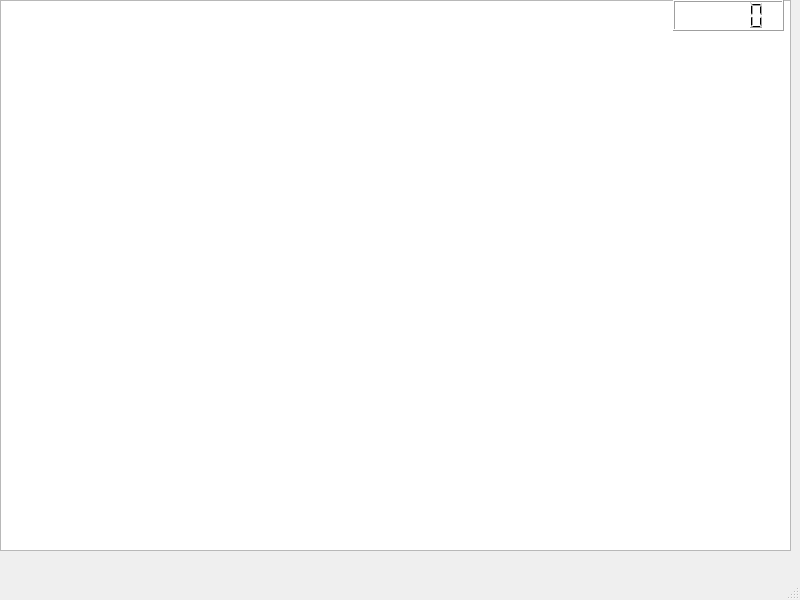
Before: the Qt Designer form codigo/codigopf/mainwindow.ui in sebas0122/proyectoinfoii, drawn with Qt 5.
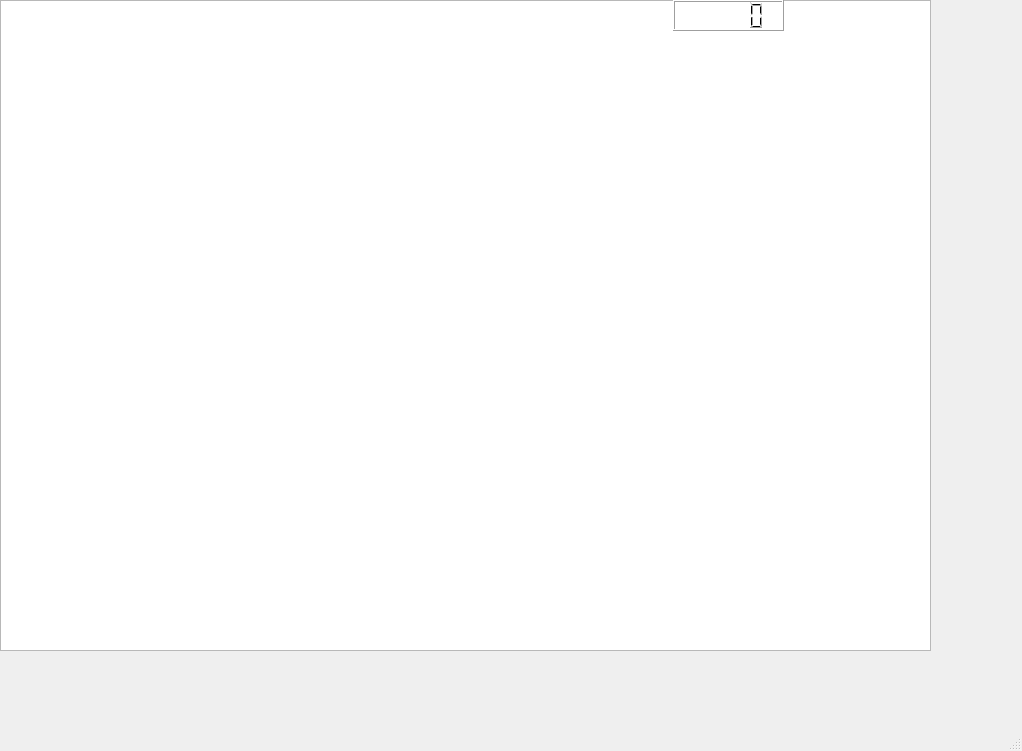
After: the same form once the commit is applied.

```diff
--- a/codigo/codigopf/mainwindow.ui
+++ b/codigo/codigopf/mainwindow.ui
@@ -6,8 +6,8 @@
    <rect>
     <x>0</x>
     <y>0</y>
-    <width>800</width>
-    <height>600</height>
+    <width>1022</width>
+    <height>751</height>
    </rect>
   </property>
   <property name="windowTitle">
@@ -19,8 +19,8 @@
      <rect>
       <x>0</x>
       <y>0</y>
-      <width>791</width>
-      <height>551</height>
+      <width>931</width>
+      <height>651</height>
      </rect>
     </property>
    </widget>
```
Left out of the diff: 2 changed lines with no effect on the pictures.
